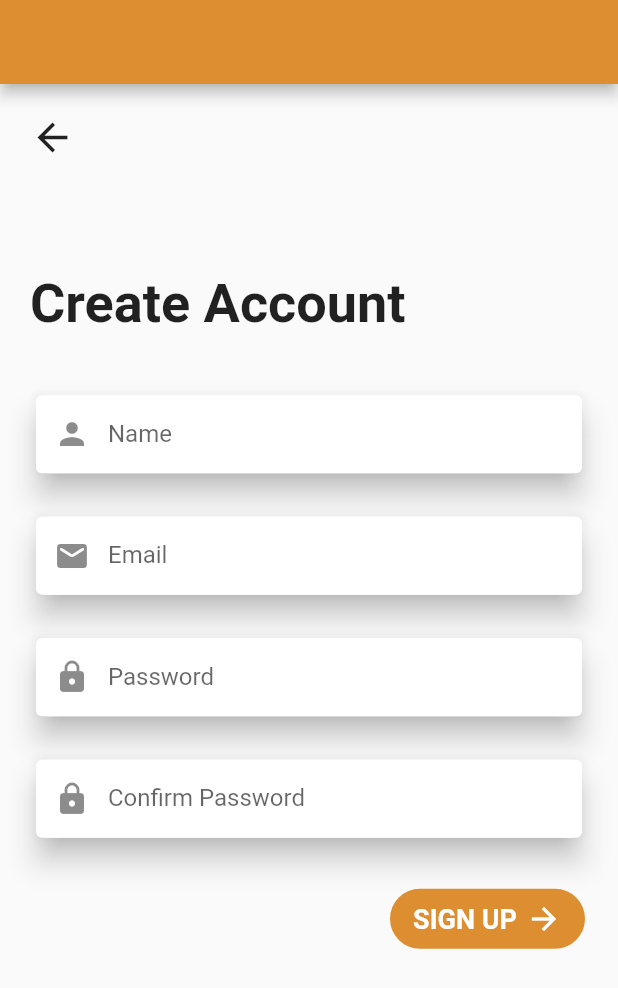
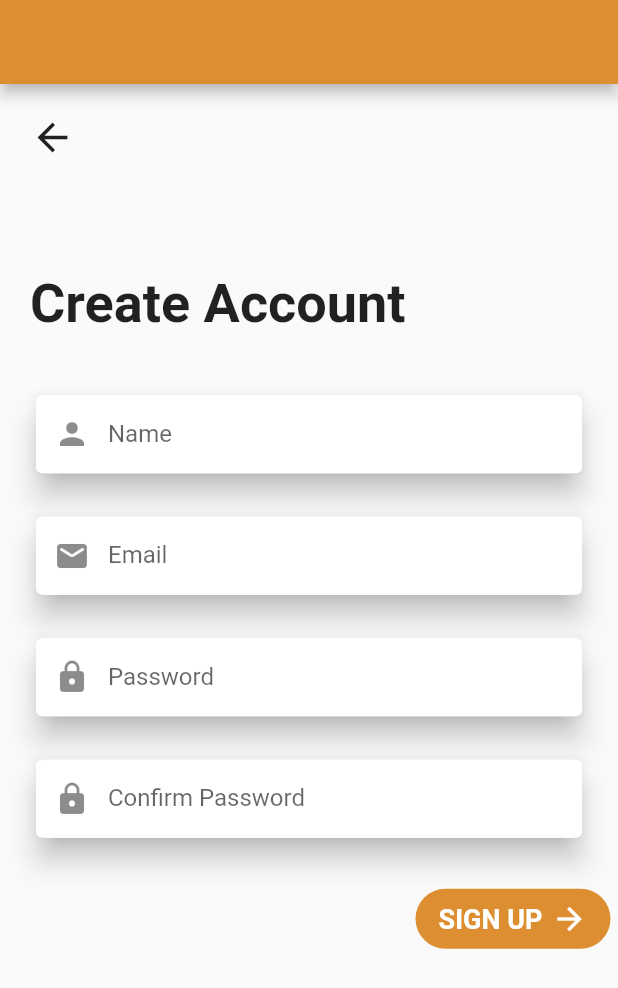
Before and after one commit to sameeranand12/ttmf-app, a Flutter app: the screen it shows after launch, after a tap on "SIGN UP", on a phone screen of 412 x 824 dp. Shown: the top 988 px of the screen. Run offline on Flutter 3.47's test engine with Material 2 defaults, Android fonts, the phone set to English and light mode, and no system bars.

Commit message:
3 screens

```diff
--- a/lib/homepage.dart
+++ b/lib/homepage.dart
@@ -14,27 +14,28 @@ class _HomePageState extends State<HomePage> {
   @override
   Widget build(BuildContext context) {
     return Material(
+       child: SingleChildScrollView(
          child: Column(
            mainAxisAlignment: MainAxisAlignment.spaceAround,
            // crossAxisAlignment: CrossAxisAlignment.stretch,
            children: [
              Container(
-             margin: EdgeInsets.only(top: 150),
+               margin: EdgeInsets.only(top: MediaQuery.of(context).size.height/10),
                child: Center(
                  child: Image(
                    image: AssetImage(
                      'assets/images/image1.png',
                    ),
-                 width: 234,
-                 height: 231,
+                   //width: 234,
+                   height: MediaQuery.of(context).size.height/2,
                  ),
                ),
              ),
-           SizedBox(
-             height: 86,
-           ),
+             // SizedBox(
+             //   height: 86,
+             // ),
              Container(
-             height: 235,
+               height: MediaQuery.of(context).size.height/3,
                width: double.infinity,
                decoration: BoxDecoration(
                    color: Color(0xffDD8E31),
@@ -43,7 +44,7 @@ class _HomePageState extends State<HomePage> {
                  crossAxisAlignment: CrossAxisAlignment.start,
                  children: [
                    Container(
-                   height: 36,
+                     height: MediaQuery.of(context).size.height/30,
                      width: 118,
                      margin: EdgeInsets.fromLTRB(27, 30, 0, 0),
                      child: Text(
@@ -136,6 +137,7 @@ class _HomePageState extends State<HomePage> {
              ),
            ],
          ),
+       ),
     );
   }
 }
--- a/lib/signincreen.dart
+++ b/lib/signincreen.dart
@@ -57,13 +57,25 @@ class _SignState extends State<Sign> {
               EnterField('Password', Icons.lock_rounded, isPassword: true,),
               EnterField('Confirm Password', Icons.lock_rounded,
                   isPassword: true),
+              Row(
+                mainAxisAlignment: MainAxisAlignment.spaceBetween ,
+                children:[
+
+                  Container(
+
+                  ),
+
+
+
                   Container(
                   height: 40,
                   width: 130,
+                  margin: EdgeInsets.only(top: 30,right: 5),
                   decoration: BoxDecoration(
                       color: Color(0xffDD8E31),
-                    borderRadius: BorderRadius.circular(47)),
-                margin: EdgeInsets.only(left: 260, top: 30),
+                      borderRadius: BorderRadius.circular(47),
+                  ),
+
                   child: Row(
                     mainAxisAlignment: MainAxisAlignment.center,
                     children: [
@@ -92,6 +104,8 @@ class _SignState extends State<Sign> {
                 ),
         ],
               ),
+            ],
+          ),
         ),
       ),
     );
```
Lines whose indentation alone changed are shown as unchanged.
